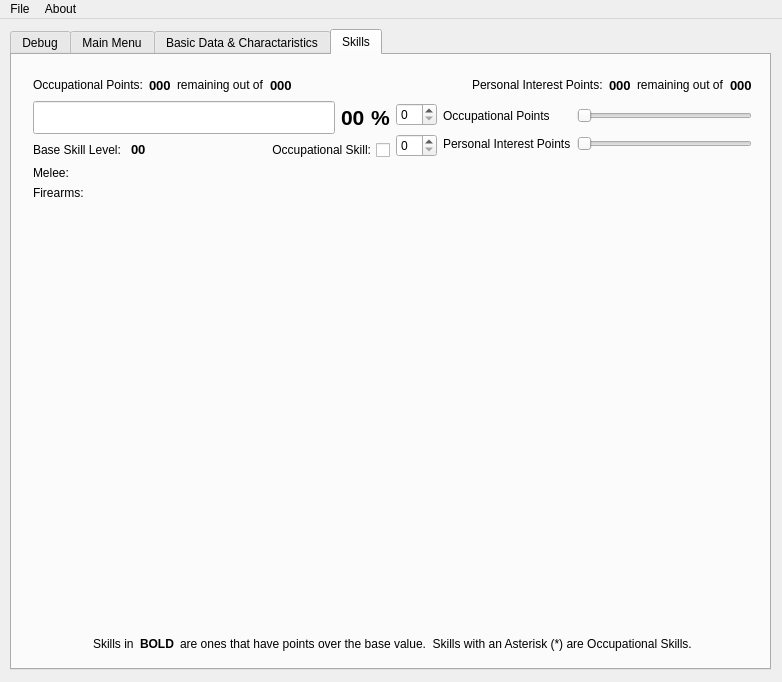
Old version of the form mainwindow.ui in the repository rbiddle/CRASS.
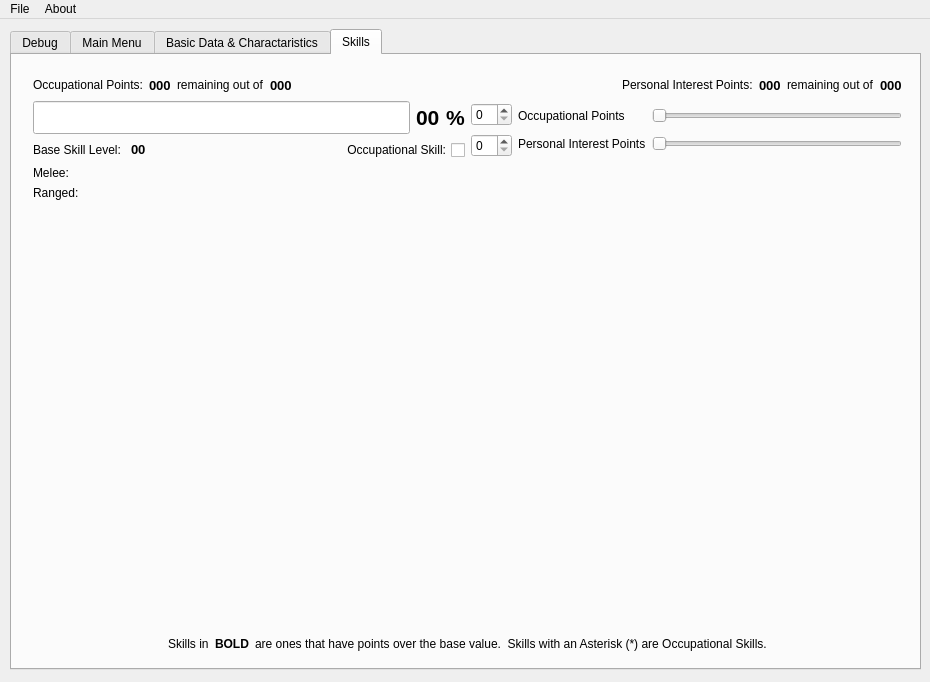
New version of the form. The open tabs and pages were chosen to show the change.

```diff
--- a/mainwindow.ui
+++ b/mainwindow.ui
@@ -6,7 +6,7 @@
    <rect>
     <x>0</x>
     <y>0</y>
-    <width>782</width>
+    <width>930</width>
     <height>682</height>
    </rect>
   </property>
@@ -19,7 +19,7 @@
      <rect>
       <x>10</x>
       <y>10</y>
-      <width>761</width>
+      <width>911</width>
       <height>641</height>
      </rect>
     </property>
@@ -1075,7 +1075,7 @@
        <rect>
         <x>10</x>
         <y>9</y>
-        <width>741</width>
+        <width>891</width>
         <height>601</height>
        </rect>
       </property>
@@ -1411,7 +1411,7 @@
        <item>
         <widget class="QLabel" name="label_15">
          <property name="text">
-          <string>Firearms:</string>
+          <string>Ranged:</string>
          </property>
         </widget>
        </item>
@@ -1520,7 +1520,7 @@
     <rect>
      <x>0</x>
      <y>0</y>
-     <width>782</width>
+     <width>930</width>
      <height>18</height>
     </rect>
    </property>
```
Left out of the diff: 20 changed lines with no effect on the pictures.
